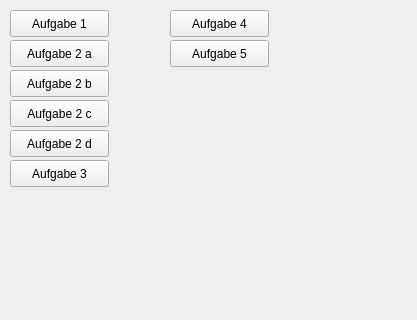
The window that mainwindow.ui (n00bi14/cv_practical_course) describes before a commit, drawn with Qt 5; both pictures show x 0 to 417 and y 0 to 320 of the 417 by 523 pixel window.
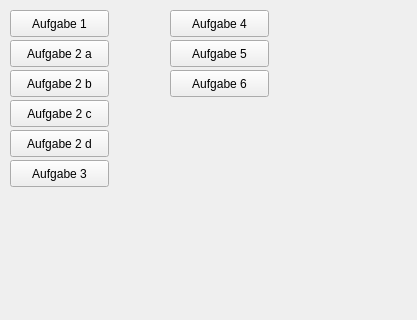
The same window after the commit.

Commit message: Bis Aufgabe 6. Stitching mehrerer Bilder klappt nicht.

Patch:
```diff
--- a/mainwindow.ui
+++ b/mainwindow.ui
@@ -131,6 +131,19 @@
      <string>Aufgabe 5</string>
     </property>
    </widget>
+   <widget class="QPushButton" name="btn_aufgabe6">
+    <property name="geometry">
+     <rect>
+      <x>170</x>
+      <y>70</y>
+      <width>99</width>
+      <height>27</height>
+     </rect>
+    </property>
+    <property name="text">
+     <string>Aufgabe 6</string>
+    </property>
+   </widget>
   </widget>
   <widget class="QStatusBar" name="statusBar"/>
  </widget>
```
The commit also changes 9 other files.
